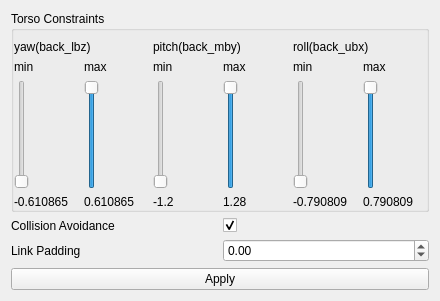
Qt form vigir_ocs_back_joint_limit/src/joint_limit.ui (team-vigir/vigir_ocs_common) before a commit.
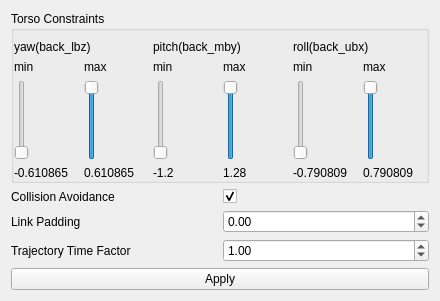
The same form after that commit.

Commit message: [vigir_ocs_back_joint_limit] * Add UI for changing trajectory speed (#716)

```diff
--- a/vigir_ocs_back_joint_limit/src/joint_limit.ui
+++ b/vigir_ocs_back_joint_limit/src/joint_limit.ui
@@ -340,6 +340,29 @@
         </property>
        </widget>
       </item>
+      <item row="2" column="0">
+       <widget class="QLabel" name="label_12">
+        <property name="text">
+         <string>Trajectory Time Factor</string>
+        </property>
+       </widget>
+      </item>
+      <item row="2" column="1">
+       <widget class="QDoubleSpinBox" name="time_factor_">
+        <property name="minimum">
+         <double>0.010000000000000</double>
+        </property>
+        <property name="maximum">
+         <double>100.000000000000000</double>
+        </property>
+        <property name="singleStep">
+         <double>0.010000000000000</double>
+        </property>
+        <property name="value">
+         <double>1.000000000000000</double>
+        </property>
+       </widget>
+      </item>
      </layout>
     </widget>
    </item>
```
The commit also changes 1 other file.
